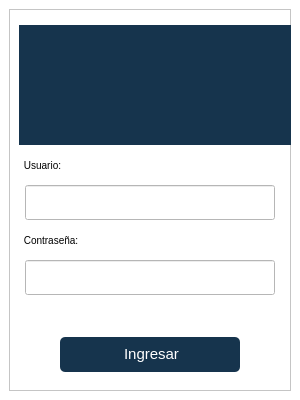
This is app/ui/login.ui in Mai1203/Corponari-o-TUA as Qt 5 draws it before an edit. The edited form follows.
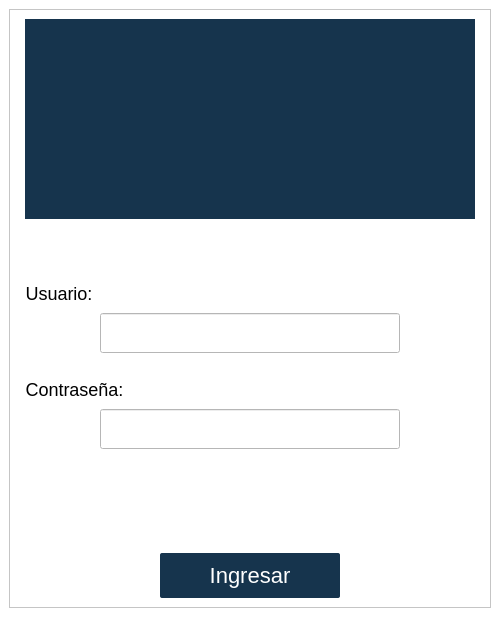
This is the edited form. Icons and pictures are not drawn.

```diff
--- a/app/ui/login.ui
+++ b/app/ui/login.ui
@@ -6,8 +6,8 @@
    <rect>
     <x>0</x>
     <y>0</y>
-    <width>300</width>
-    <height>400</height>
+    <width>500</width>
+    <height>617</height>
    </rect>
   </property>
   <property name="sizePolicy">
@@ -18,14 +18,14 @@
   </property>
   <property name="minimumSize">
    <size>
-    <width>300</width>
-    <height>400</height>
+    <width>500</width>
+    <height>600</height>
    </size>
   </property>
   <property name="maximumSize">
    <size>
-    <width>326</width>
-    <height>400</height>
+    <width>500</width>
+    <height>617</height>
    </size>
   </property>
   <property name="windowTitle">
@@ -48,7 +48,7 @@
        <enum>QFrame::Raised</enum>
       </property>
       <layout class="QVBoxLayout" name="verticalLayout">
-       <item>
+       <item alignment="Qt::AlignHCenter|Qt::AlignTop">
         <widget class="QLabel" name="label_7">
          <property name="sizePolicy">
           <sizepolicy hsizetype="Fixed" vsizetype="Fixed">
@@ -58,8 +58,8 @@
          </property>
          <property name="minimumSize">
           <size>
-           <width>275</width>
-           <height>80</height>
+           <width>450</width>
+           <height>200</height>
           </size>
          </property>
          <property name="maximumSize">
@@ -84,11 +84,27 @@
          </property>
         </widget>
        </item>
+       <item>
+        <spacer name="verticalSpacer_2">
+         <property name="orientation">
+          <enum>Qt::Vertical</enum>
+         </property>
+         <property name="sizeType">
+          <enum>QSizePolicy::Fixed</enum>
+         </property>
+         <property name="sizeHint" stdset="0">
+          <size>
+           <width>20</width>
+           <height>30</height>
+          </size>
+         </property>
+        </spacer>
+       </item>
        <item>
         <widget class="QToolButton" name="toolButton">
          <property name="styleSheet">
           <string notr="true">border:none;
-font:10px;</string>
+font:18px;</string>
          </property>
          <property name="text">
           <string>Usuario:</string>
@@ -97,6 +113,12 @@
           <iconset>
            <normaloff>../../assets/iconos/user.png</normaloff>../../assets/iconos/user.png</iconset>
          </property>
+         <property name="iconSize">
+          <size>
+           <width>24</width>
+           <height>24</height>
+          </size>
+         </property>
          <property name="toolButtonStyle">
           <enum>Qt::ToolButtonTextBesideIcon</enum>
          </property>
@@ -112,8 +134,8 @@
          </property>
          <property name="minimumSize">
           <size>
-           <width>250</width>
-           <height>35</height>
+           <width>300</width>
+           <height>40</height>
           </size>
          </property>
          <property name="maximumSize">
@@ -175,11 +197,27 @@
          </property>
         </widget>
        </item>
+       <item>
+        <spacer name="verticalSpacer">
+         <property name="orientation">
+          <enum>Qt::Vertical</enum>
+         </property>
+         <property name="sizeType">
+          <enum>QSizePolicy::Fixed</enum>
+         </property>
+         <property name="sizeHint" stdset="0">
+          <size>
+           <width>20</width>
+           <height>20</height>
+          </size>
+         </property>
+        </spacer>
+       </item>
        <item>
         <widget class="QToolButton" name="toolButton_2">
          <property name="styleSheet">
           <string notr="true">border:none;
-font:10px;</string>
+font:18px;</string>
          </property>
          <property name="text">
           <string>Contraseña:</string>
@@ -188,6 +226,12 @@
           <iconset>
            <normaloff>../../assets/iconos/padlock.png</normaloff>../../assets/iconos/padlock.png</iconset>
          </property>
+         <property name="iconSize">
+          <size>
+           <width>24</width>
+           <height>24</height>
+          </size>
+         </property>
          <property name="toolButtonStyle">
           <enum>Qt::ToolButtonTextBesideIcon</enum>
          </property>
@@ -203,8 +247,8 @@
          </property>
          <property name="minimumSize">
           <size>
-           <width>250</width>
-           <height>35</height>
+           <width>300</width>
+           <height>40</height>
           </size>
          </property>
          <property name="maximumSize">
@@ -277,13 +321,13 @@
          <property name="sizeHint" stdset="0">
           <size>
            <width>20</width>
-           <height>30</height>
+           <height>100</height>
           </size>
          </property>
         </spacer>
        </item>
        <item alignment="Qt::AlignHCenter">
-        <widget class="QLabel" name="label">
+        <widget class="QPushButton" name="pushButton">
          <property name="sizePolicy">
           <sizepolicy hsizetype="Fixed" vsizetype="Fixed">
            <horstretch>0</horstretch>
@@ -293,35 +337,37 @@
          <property name="minimumSize">
           <size>
            <width>180</width>
-           <height>35</height>
-          </size>
-         </property>
-         <property name="maximumSize">
-          <size>
-           <width>180</width>
-           <height>35</height>
+           <height>45</height>
           </size>
          </property>
          <property name="cursor">
           <cursorShape>PointingHandCursor</cursorShape>
          </property>
          <property name="styleSheet">
-          <string notr="true">QLabel {
+          <string notr="true">QPushButton {
     background-color: #16344D; /* Color de fondo */
-    border-radius: 5px; /* Bordes redondeados */
-    color: white; /* Color del texto (opcional) */
-    padding: 5px; /* Espaciado interno (opcional) */
+    border-radius: 2px; /* Bordes redondeados */
+    color: white; /* Color del texto */
+    padding: 5px 10px; /* Espaciado interno */
+    border: none; /* Elimina el borde predeterminado */
+    font-size: 22px; /* Tamaño de fuente */
+    text-align: Center; /* Alinea el texto a la izquierda */
 }
 
-QLabel:hover {
-    background-color: #D9844C; /* Color de fondo al pasar el mouse (opcional) */
-    box-shadow: 0 0 10px rgba(0, 0, 0, 0.5); /* Sombra al pasar el mouse (opcional) */
-    transform: scale(1.02); /* Ligero aumento al pasar el mouse (opcional) */
-    transition: all 0.3s ease-in-out; /* Transición suave (opcional) */
-}</string>
+QPushButton:hover {
+    background-color: #D9844C; /* Color de fondo al pasar el mouse */
+    box-shadow: 0 0 10px rgba(0, 0, 0, 0.5); /* Sombra al pasar el mouse */
+    transform: scale(1.02); /* Ligero aumento al pasar el mouse */
+    transition: all 0.3s ease-in-out; /* Transición suave */
+}
+
+QPushButton::icon {
+    padding-right: 5px; /* Espaciado entre el icono y el texto */
+}
+</string>
          </property>
          <property name="text">
-          <string>&lt;html&gt;&lt;head/&gt;&lt;body&gt;&lt;p align=&quot;center&quot;&gt;&lt;span style=&quot; font-size:11pt;&quot;&gt;Ingresar&lt;/span&gt;&lt;/p&gt;&lt;/body&gt;&lt;/html&gt;</string>
+          <string>Ingresar</string>
          </property>
         </widget>
        </item>
```
Left out of the diff: 4 changed lines with no effect on the pictures.
